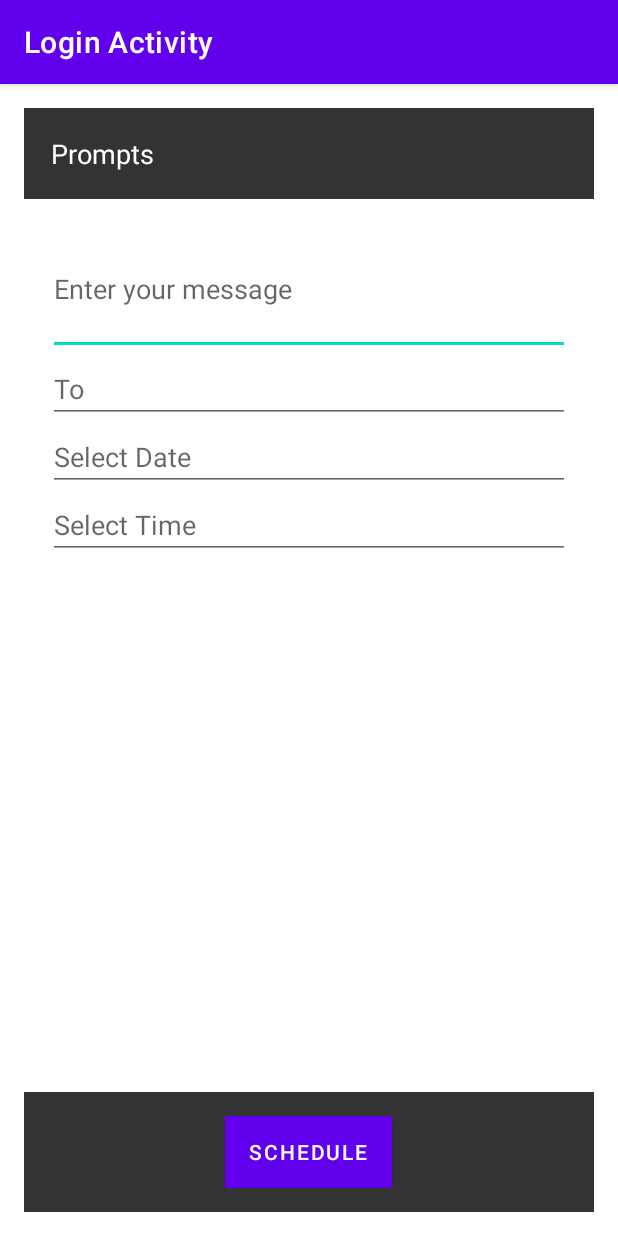
After one commit to shwartzie/SendAndForget, an Android app: the HomePage screen opened directly, with no data from a screen before it, on a phone screen of 412 x 824 dp. The commit adds this screen. Run offline under Robolectric (Android 15) with nearby library versions, the phone set to English and light mode, and no system bars.

Commit message:
added login functionally and navigation to next page which is home_page

```diff
--- /dev/null
+++ b/send_and_forget/app/src/main/java/com/example/send_and_forget/HomePage.java
@@ -0,0 +1,20 @@
+package com.example.send_and_forget;
+
+import android.os.Bundle;
+import android.view.View;
+import android.widget.TextView;
+import androidx.appcompat.app.AppCompatActivity;
+import android.content.Intent;
+
+public class HomePage extends AppCompatActivity {
+    private TextView loggedUserName;
+    @Override
+    protected void onCreate(Bundle savedInstanceState) {
+        super.onCreate(savedInstanceState);
+        setContentView(R.layout.home_page);
+        loggedUserName = findViewById(R.id.loggedUserName);
+        Intent intent = getIntent();
+        String username = intent.getStringExtra("username");
+        loggedUserName.setText(username);
+    }
+}
--- a/send_and_forget/app/src/main/java/com/example/send_and_forget/MainActivity.java
+++ b/send_and_forget/app/src/main/java/com/example/send_and_forget/MainActivity.java
@@ -1,13 +1,17 @@
 package com.example.send_and_forget;
 
+import android.content.Intent;
 import androidx.appcompat.app.AppCompatActivity;
 import android.os.Bundle;
-
+import com.example.send_and_forget.login_activity;
 public class MainActivity extends AppCompatActivity {
 
     @Override
     protected void onCreate(Bundle savedInstanceState) {
         super.onCreate(savedInstanceState);
         setContentView(R.layout.login);
+        // Start the login_activity
+        Intent intent = new Intent(this, login_activity.class);
+        startActivity(intent);
     }
 }
--- /dev/null
+++ b/send_and_forget/app/src/main/res/layout/home_page.xml
@@ -0,0 +1,101 @@
+<!-- activity_login.xml -->
+<RelativeLayout xmlns:android="http://schemas.android.com/apk/res/android"
+                xmlns:tools="http://schemas.android.com/tools"
+                android:layout_width="match_parent"
+                android:layout_height="match_parent"
+                android:padding="16dp"
+                tools:context=".login_activity">
+
+    <TextView
+            android:id="@+id/loggedUserName"
+            android:layout_width="match_parent"
+            android:layout_height="wrap_content"
+            android:hint="Username"/>
+
+
+    <!-- Navigation Bar -->
+    <LinearLayout
+            android:id="@+id/navBar"
+            android:layout_width="match_parent"
+            android:layout_height="wrap_content"
+            android:orientation="horizontal"
+            android:background="#333"
+            android:padding="10dp">
+
+        <TextView
+                android:id="@+id/navItemPrompts"
+                android:layout_width="wrap_content"
+                android:layout_height="wrap_content"
+                android:text="Prompts"
+                android:textColor="#ffffff"
+                android:textSize="18sp"
+                android:padding="8dp"
+                android:clickable="true"/>
+
+        <!-- Add more navigation items as needed -->
+
+    </LinearLayout>
+
+    <!-- Main Content -->
+    <ScrollView
+            android:layout_width="match_parent"
+            android:layout_height="match_parent"
+            android:layout_below="@id/navBar">
+
+        <LinearLayout
+                android:layout_width="match_parent"
+                android:layout_height="wrap_content"
+                android:orientation="vertical"
+                android:padding="16dp">
+
+            <EditText
+                    android:id="@+id/editTextMessage"
+                    android:layout_width="match_parent"
+                    android:layout_height="wrap_content"
+                    android:hint="Enter your message"
+                    android:inputType="textMultiLine"
+                    android:minLines="3"/>
+
+            <EditText
+                    android:id="@+id/editTextTo"
+                    android:layout_width="match_parent"
+                    android:layout_height="wrap_content"
+                    android:hint="To"
+                    android:inputType="phone"/>
+
+            <EditText
+                    android:id="@+id/editTextDate"
+                    android:layout_width="match_parent"
+                    android:layout_height="wrap_content"
+                    android:hint="Select Date"
+                    android:inputType="date" />
+            <EditText
+                    android:id="@+id/editTextTime"
+                    android:layout_width="match_parent"
+                    android:layout_height="wrap_content"
+                    android:hint="Select Time"
+                    android:inputType="time" />
+
+        </LinearLayout>
+    </ScrollView>
+
+    <!-- Footer -->
+    <RelativeLayout
+            android:layout_width="match_parent"
+            android:layout_height="wrap_content"
+            android:layout_alignParentBottom="true"
+            android:background="#333"
+            android:padding="16dp">
+
+        <Button
+                android:id="@+id/buttonSchedule"
+                android:layout_width="wrap_content"
+                android:layout_height="wrap_content"
+                android:text="Schedule"
+                android:textColor="#ffffff"
+                android:background="#333"
+                android:layout_centerHorizontal="true"/>
+
+    </RelativeLayout>
+
+</RelativeLayout>
```
Also changed, not shown: send_and_forget/app/src/main/AndroidManifest.xml (+8 -0 lines), send_and_forget/app/src/main/java/com/example/send_and_forget/http_service/HttpService.java (added, +129 -0 lines), send_and_forget/app/src/main/java/com/example/send_and_forget/login_activity.java (+54 -18 lines).
